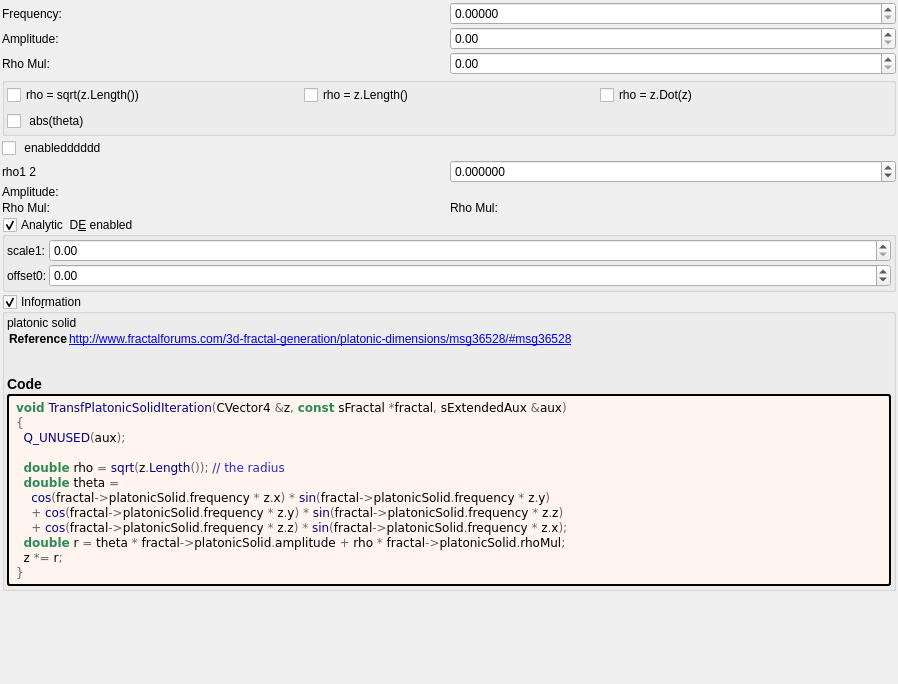
Old version of the form mandelbulber2/formula/ui/transf_platonic_solid.ui in the repository buddhi1980/mandelbulber2.
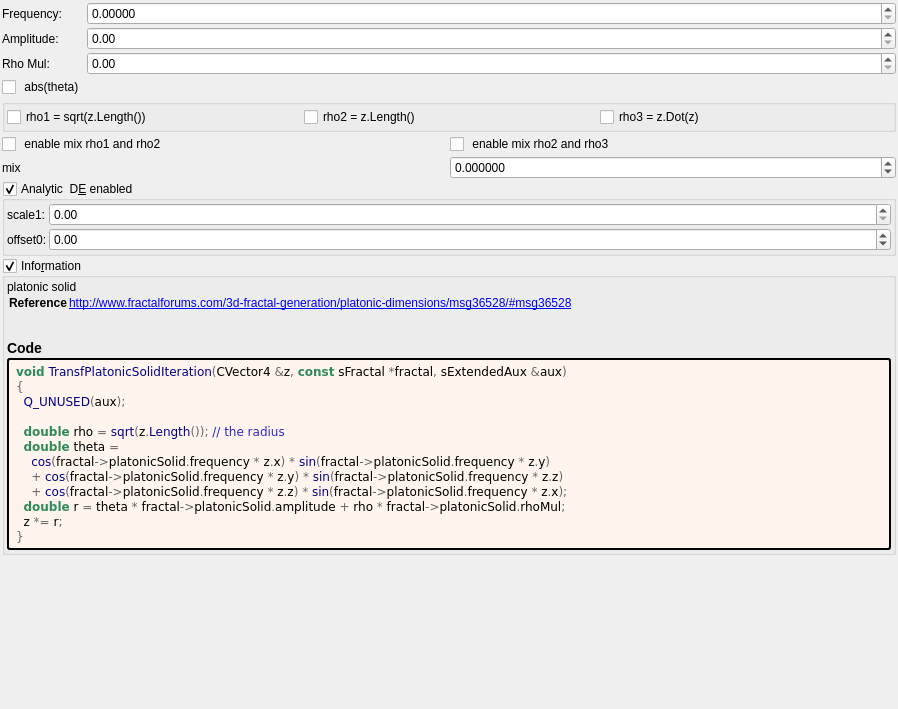
New version of the form. Custom widgets are drawn as their Qt base class.

What changed in the file:
```diff
--- a/mandelbulber2/formula/ui/transf_platonic_solid.ui
+++ b/mandelbulber2/formula/ui/transf_platonic_solid.ui
@@ -7,7 +7,7 @@
     <x>0</x>
     <y>0</y>
     <width>898</width>
-    <height>684</height>
+    <height>709</height>
    </rect>
   </property>
   <property name="windowTitle">
@@ -30,12 +30,12 @@
     <number>2</number>
    </property>
    <item>
-    <layout class="QGridLayout" name="gridLayout" rowstretch="0,0,0,0" columnstretch="0,0">
+    <layout class="QGridLayout" name="gridLayout" rowstretch="0,0,0,0,0" columnstretch="0,1">
      <property name="spacing">
       <number>2</number>
      </property>
-     <item row="1" column="1">
-      <widget class="MyDoubleSpinBox" name="spinbox_platonic_solid_frequency">
+     <item row="3" column="1">
+      <widget class="MyDoubleSpinBox" name="spinbox_platonic_solid_rhoMul">
        <property name="sizePolicy">
         <sizepolicy hsizetype="Minimum" vsizetype="Maximum">
          <horstretch>0</horstretch>
@@ -49,7 +49,7 @@
         <string/>
        </property>
        <property name="decimals">
-        <number>5</number>
+        <number>2</number>
        </property>
        <property name="minimum">
         <double>0.000000000000000</double>
@@ -62,10 +62,10 @@
        </property>
       </widget>
      </item>
-     <item row="2" column="0">
-      <widget class="QLabel" name="label_amplitude">
+     <item row="3" column="0">
+      <widget class="QLabel" name="label_rhoMul">
        <property name="text">
-        <string>Amplitude:</string>
+        <string>Rho Mul:</string>
        </property>
       </widget>
      </item>
@@ -97,15 +97,8 @@
        </property>
       </widget>
      </item>
-     <item row="3" column="0">
-      <widget class="QLabel" name="label_rhoMul">
-       <property name="text">
-        <string>Rho Mul:</string>
-       </property>
-      </widget>
-     </item>
-     <item row="3" column="1">
-      <widget class="MyDoubleSpinBox" name="spinbox_platonic_solid_rhoMul">
+     <item row="1" column="1">
+      <widget class="MyDoubleSpinBox" name="spinbox_platonic_solid_frequency">
        <property name="sizePolicy">
         <sizepolicy hsizetype="Minimum" vsizetype="Maximum">
          <horstretch>0</horstretch>
@@ -119,7 +112,7 @@
         <string/>
        </property>
        <property name="decimals">
-        <number>2</number>
+        <number>5</number>
        </property>
        <property name="minimum">
         <double>0.000000000000000</double>
@@ -139,6 +132,23 @@
        </property>
       </widget>
      </item>
+     <item row="2" column="0">
+      <widget class="QLabel" name="label_amplitude">
+       <property name="text">
+        <string>Amplitude:</string>
+       </property>
+      </widget>
+     </item>
+     <item row="4" column="0">
+      <widget class="QCheckBox" name="checkBox_transf_function_enabled_false">
+       <property name="toolTip">
+        <string>&lt;html&gt;&lt;head/&gt;&lt;body&gt;&lt;p&gt;Can sometimes improve render quality when using analytic DE&lt;/p&gt;&lt;/body&gt;&lt;/html&gt;</string>
+       </property>
+       <property name="text">
+        <string> abs(theta)</string>
+       </property>
+      </widget>
+     </item>
     </layout>
    </item>
    <item>
@@ -167,7 +177,7 @@
            <string>&lt;html&gt;&lt;head/&gt;&lt;body&gt;&lt;p&gt;Can sometimes improve render quality when using analytic DE&lt;/p&gt;&lt;/body&gt;&lt;/html&gt;</string>
           </property>
           <property name="text">
-           <string>rho = sqrt(z.Length())</string>
+           <string>rho1 = sqrt(z.Length())</string>
           </property>
          </widget>
         </item>
@@ -177,7 +187,7 @@
            <string>&lt;html&gt;&lt;head/&gt;&lt;body&gt;&lt;p&gt;Can sometimes improve render quality when using analytic DE&lt;/p&gt;&lt;/body&gt;&lt;/html&gt;</string>
           </property>
           <property name="text">
-           <string>rho = z.Dot(z)</string>
+           <string>rho3 = z.Dot(z)</string>
           </property>
          </widget>
         </item>
@@ -187,17 +197,7 @@
            <string>&lt;html&gt;&lt;head/&gt;&lt;body&gt;&lt;p&gt;Can sometimes improve render quality when using analytic DE&lt;/p&gt;&lt;/body&gt;&lt;/html&gt;</string>
           </property>
           <property name="text">
-           <string>rho = z.Length()</string>
-          </property>
-         </widget>
-        </item>
-        <item row="1" column="0">
-         <widget class="QCheckBox" name="checkBox_transf_function_enabled_false">
-          <property name="toolTip">
-           <string>&lt;html&gt;&lt;head/&gt;&lt;body&gt;&lt;p&gt;Can sometimes improve render quality when using analytic DE&lt;/p&gt;&lt;/body&gt;&lt;/html&gt;</string>
-          </property>
-          <property name="text">
-           <string> abs(theta)</string>
+           <string>rho2 = z.Length()</string>
           </property>
          </widget>
         </item>
@@ -207,45 +207,17 @@
     </widget>
    </item>
    <item>
-    <layout class="QGridLayout" name="gridLayout_3" rowstretch="0,0,0,0" columnstretch="0,0">
+    <layout class="QGridLayout" name="gridLayout_3" rowstretch="0,0" columnstretch="0,0">
      <property name="spacing">
       <number>2</number>
      </property>
-     <item row="2" column="0">
-      <widget class="QLabel" name="label_amplitude_2">
-       <property name="text">
-        <string>Amplitude:</string>
-       </property>
-      </widget>
-     </item>
-     <item row="3" column="0">
-      <widget class="QLabel" name="label_rhoMul_2">
-       <property name="text">
-        <string>Rho Mul:</string>
-       </property>
-      </widget>
-     </item>
-     <item row="1" column="0">
-      <widget class="QLabel" name="label_frequency_2">
-       <property name="text">
-        <string>rho1 2</string>
-       </property>
-      </widget>
-     </item>
-     <item row="3" column="1">
-      <widget class="QLabel" name="label_rhoMul_3">
-       <property name="text">
-        <string>Rho Mul:</string>
-       </property>
-      </widget>
-     </item>
-     <item row="0" column="0">
-      <widget class="QCheckBox" name="checkBox_transf_function_enabled">
+     <item row="0" column="1">
+      <widget class="QCheckBox" name="checkBox_transf_function_enabledAy_false">
        <property name="toolTip">
         <string>&lt;html&gt;&lt;head/&gt;&lt;body&gt;&lt;p&gt;Can sometimes improve render quality when using analytic DE&lt;/p&gt;&lt;/body&gt;&lt;/html&gt;</string>
        </property>
        <property name="text">
-        <string> enabledddddd</string>
+        <string> enable mix rho2 and rho3</string>
        </property>
       </widget>
      </item>
@@ -277,6 +249,23 @@
        </property>
       </widget>
      </item>
+     <item row="0" column="0">
+      <widget class="QCheckBox" name="checkBox_transf_function_enabledAx_false">
+       <property name="toolTip">
+        <string>&lt;html&gt;&lt;head/&gt;&lt;body&gt;&lt;p&gt;Can sometimes improve render quality when using analytic DE&lt;/p&gt;&lt;/body&gt;&lt;/html&gt;</string>
+       </property>
+       <property name="text">
+        <string> enable mix rho1 and rho2</string>
+       </property>
+      </widget>
+     </item>
+     <item row="1" column="0">
+      <widget class="QLabel" name="label_frequency_2">
+       <property name="text">
+        <string>mix</string>
+       </property>
+      </widget>
+     </item>
     </layout>
    </item>
    <item>
```
